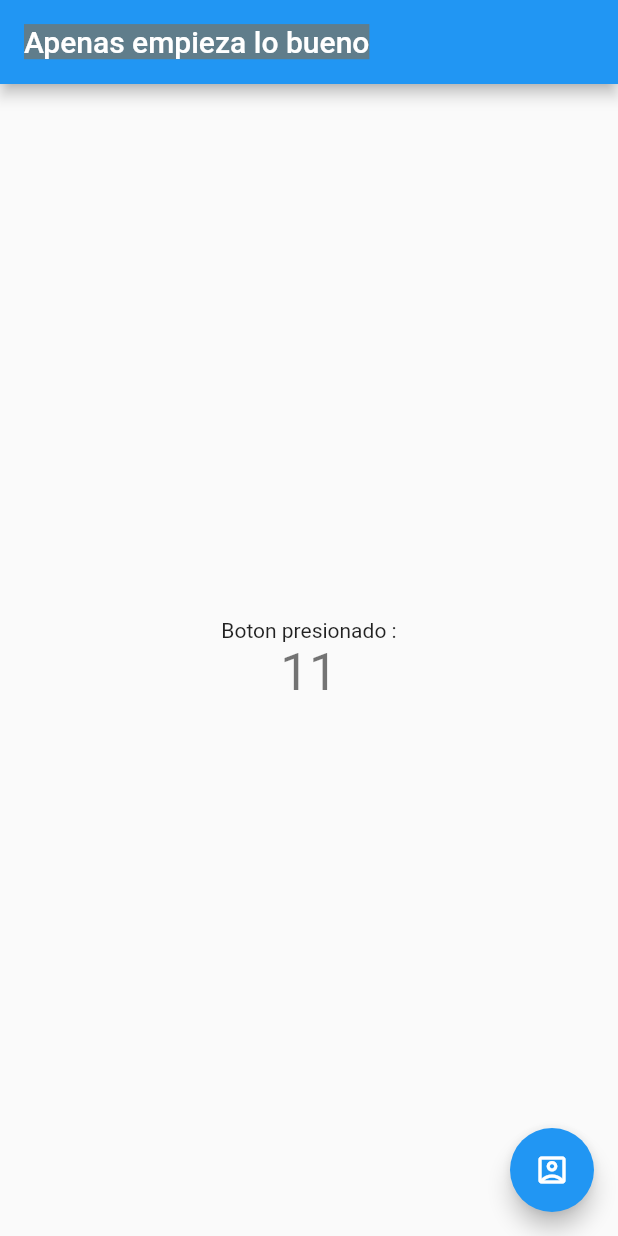
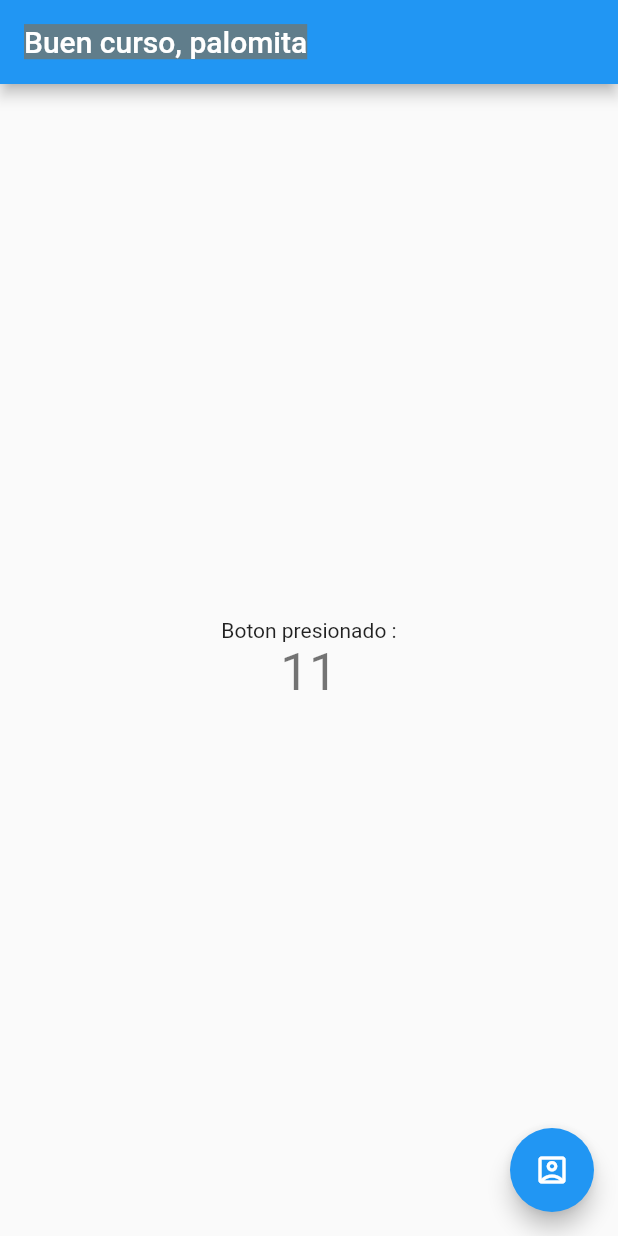
Before and after one commit to spartanfenix/Git_GitHub, a Flutter app: the screen it shows after launch, on a phone screen of 412 x 824 dp. Run offline on Flutter 3.47's test engine with Material 2 defaults, Android fonts, the phone set to English and light mode, and no system bars.

Commit message:
Buen curso, palomita

```diff
--- a/lib/main.dart
+++ b/lib/main.dart
@@ -13,7 +13,7 @@ class MyApp extends StatelessWidget {
       theme: ThemeData(
         primarySwatch: Colors.blue,
       ),
-      home: MyHomePage(title: 'Apenas empieza lo bueno'),
+      home: MyHomePage(title: 'Buen curso, palomita'),
     );
   }
 }
```
